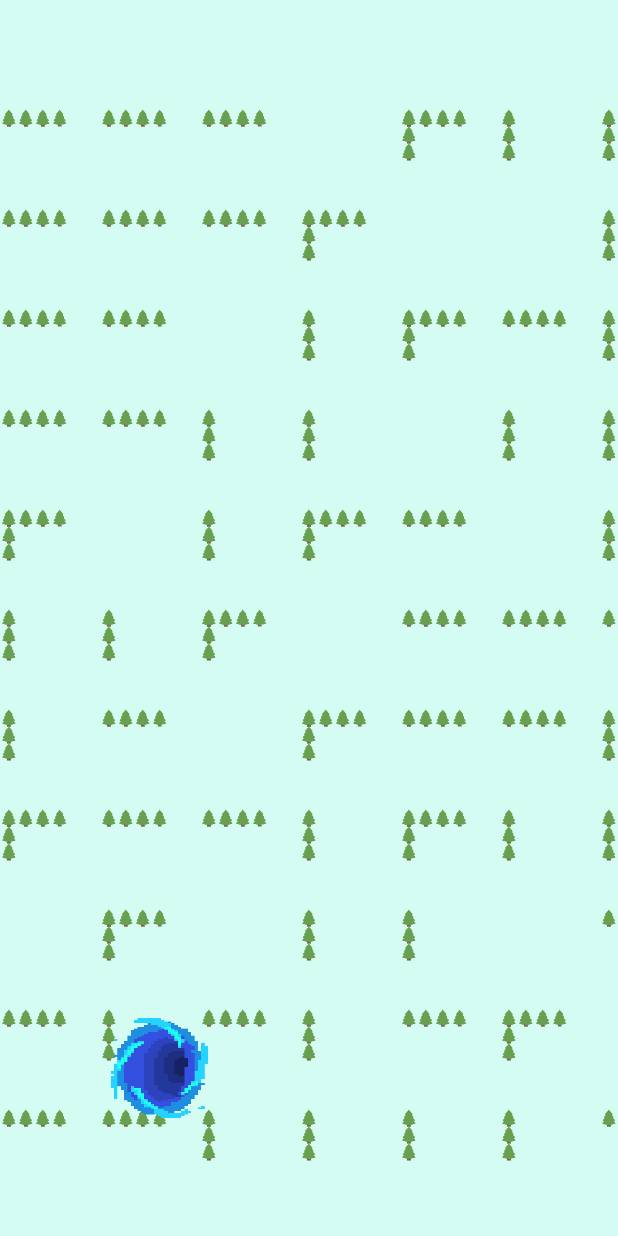
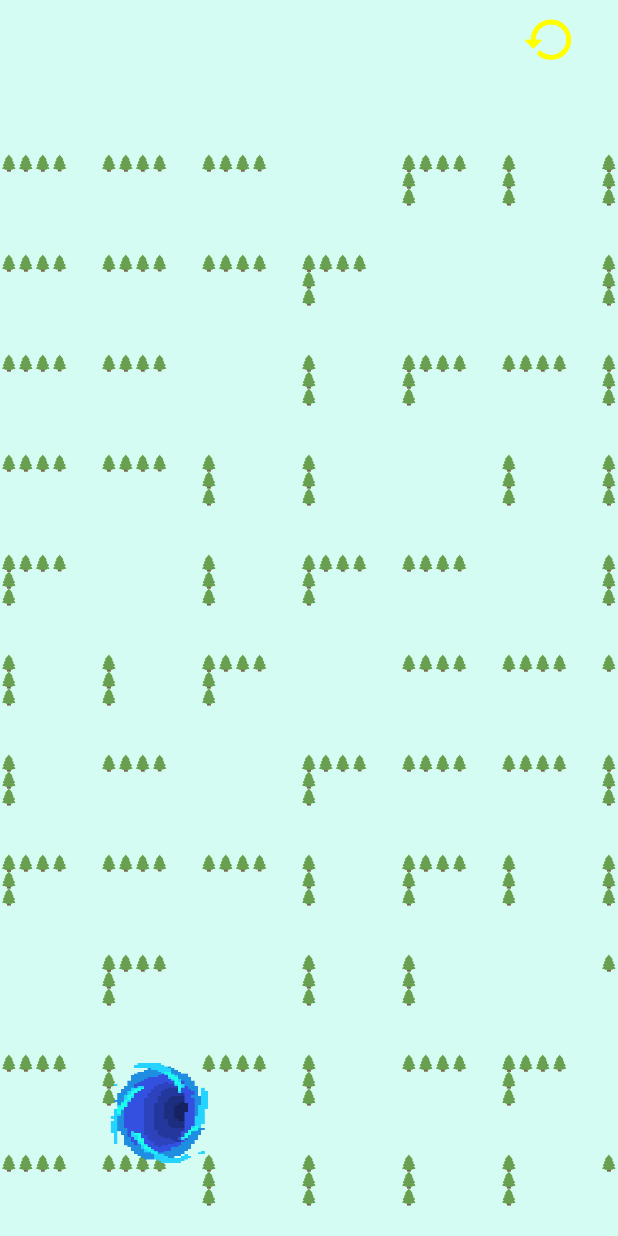
Before and after one commit to willowxh/SimpleMaze, an Android app: the GameActivity screen opened directly, with no data from a screen before it, on a phone screen of 412 x 824 dp. Run offline under Robolectric (Android 15) with nearby library versions, the phone set to English and light mode, and no system bars; Roboto replaces fonts that are not available here.

Commit message:
bugs fixed

```diff
--- a/app/src/main/res/layout/activity_game.xml
+++ b/app/src/main/res/layout/activity_game.xml
@@ -3,17 +3,24 @@
     xmlns:app="http://schemas.android.com/apk/res-auto"
     xmlns:tools="http://schemas.android.com/tools"
     android:id="@+id/main_bg"
+    android:orientation="vertical"
     android:layout_width="match_parent"
     android:layout_height="match_parent"
     android:background="#D4FCF3"
     tools:context=".GameActivity">
     <!--#D4FCF3-->
+    <ImageView
+        android:layout_width="50dp"
+        android:layout_height="50dp"
+        android:layout_gravity="right"
+        android:layout_marginRight="20dp"
+        android:src="@drawable/replay"/>
 
     <com.maze.simplemaze.GameView
         android:id="@+id/game_view"
         android:layout_width="match_parent"
         android:layout_height="match_parent"
-        android:layout_marginTop="50dp"
-        android:layout_marginBottom="50dp" />
+        android:layout_marginTop="30dp"
+        android:layout_marginBottom="20dp"/>
 
 </LinearLayout>
```
Also changed, not shown: app/src/main/java/com/maze/simplemaze/GameView.java (+15 -12 lines), gradle/wrapper/gradle-wrapper.properties.
